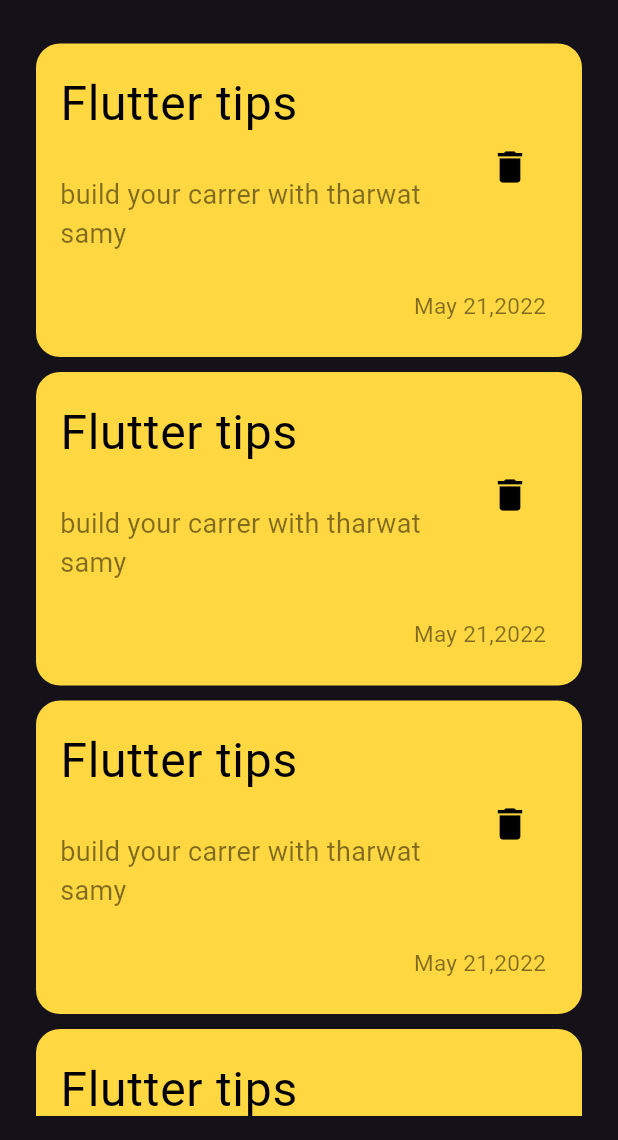
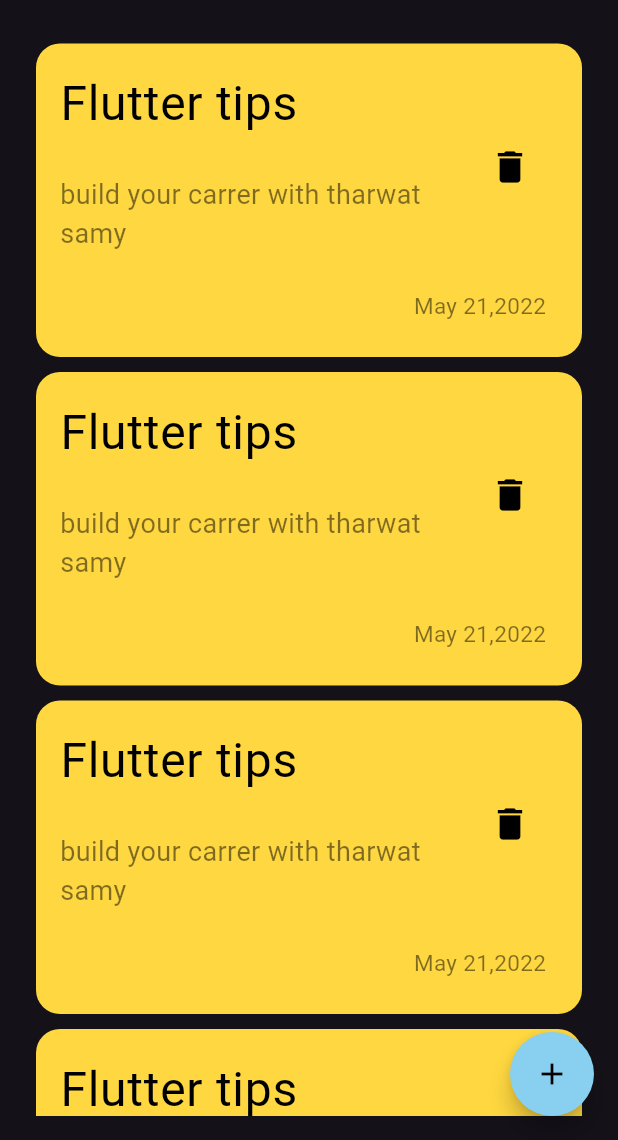
Before and after one commit to Yomna-Abdelmegeed/notes-app, a Flutter app: the screen it shows after launch, on a phone screen of 412 x 824 dp, the part 96-1236 px from its top. Run offline on Flutter 3.47's test engine with Material 3 defaults, Android fonts, the phone set to English and light mode, and no system bars.

Commit message:
Create FloatingActionButton.

```diff
--- a/lib/view/notes_view.dart
+++ b/lib/view/notes_view.dart
@@ -8,6 +8,15 @@ class NotesView extends StatelessWidget {
   @override
   Widget build(BuildContext context) {
     return Scaffold(
+      floatingActionButton: FloatingActionButton(
+        onPressed: () {},
+        backgroundColor: Color(0xFF89CFF0),
+        shape: CircleBorder(),
+        child: Icon(
+          Icons.add,
+          color: Colors.black,
+        ),
+      ),
       body: Column(
         children: [
           SizedBox(height: 24),
```
